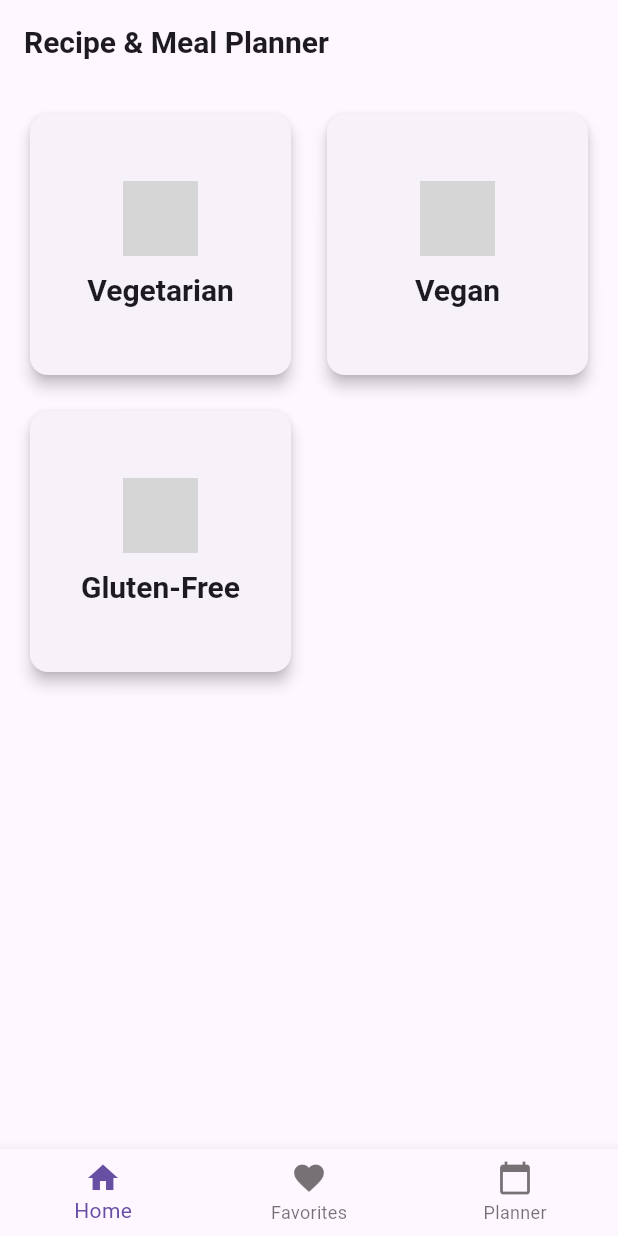
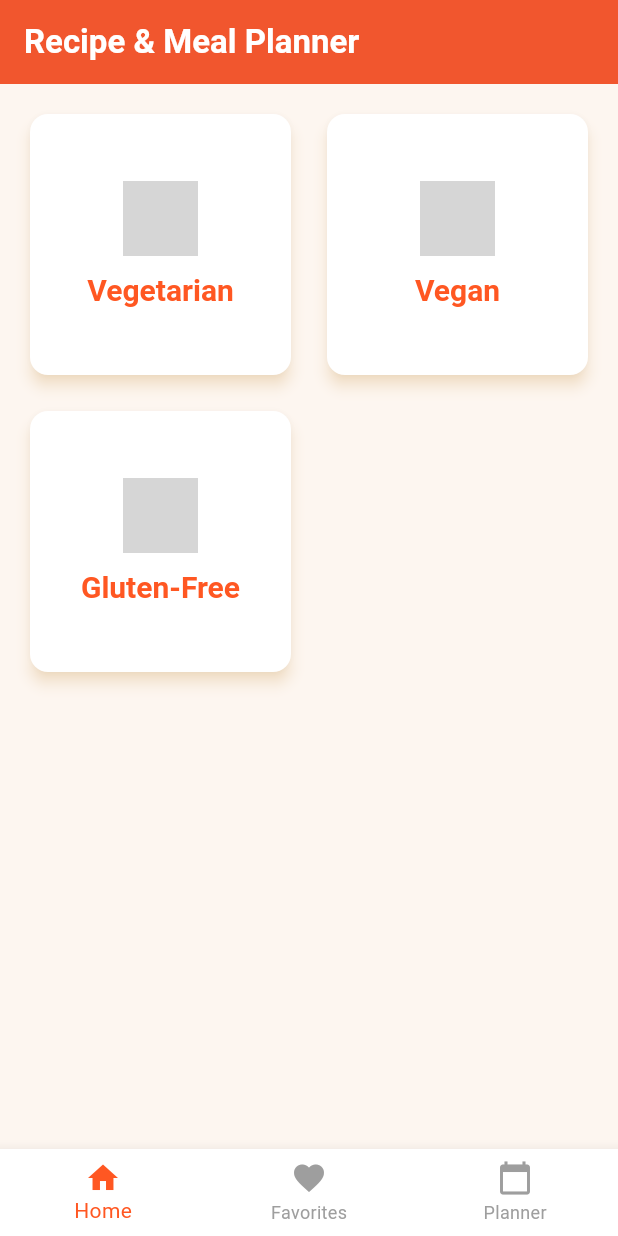
Before and after one commit to Adnan423/Project1Henry, a Flutter app: the screen it shows after launch, on a phone screen of 412 x 824 dp. Run offline on Flutter 3.47's test engine with Material 3 defaults, Android fonts, the light colour scheme and no system bars; grey boxes are pictures that could not be loaded.

Commit message:
adding color to app, rounding of some images, cleanup

```diff
--- a/lib/main.dart
+++ b/lib/main.dart
@@ -35,10 +35,39 @@ class RecipeApp extends StatelessWidget {
       debugShowCheckedModeBanner: false,
       title: 'Recipe & Meal Planner',
       theme: ThemeData(
-        primarySwatch: Colors.orange,
+        scaffoldBackgroundColor: Color(0xFFFDF6F0),
+        primarySwatch: Colors.deepOrange,
+        primaryColor: Colors.deepOrange,
+        appBarTheme: AppBarTheme(
+          backgroundColor: Colors.deepOrange,
+          titleTextStyle: TextStyle(
+            fontSize: 22,
+            fontWeight: FontWeight.bold,
+            color: Colors.white,
+          ),
+          iconTheme: IconThemeData(color: Colors.white),
+          elevation: 4,
+        ),
+        cardTheme: CardTheme(
+          color: Colors.white,
+          elevation: 4,
+          shadowColor: Colors.orange.withOpacity(0.3),
+          shape: RoundedRectangleBorder(
+            borderRadius: BorderRadius.circular(16),
+          ),
+        ),
         textTheme: TextTheme(
-          bodyMedium: TextStyle(fontSize: 16),
-          titleLarge: TextStyle(fontSize: 20, fontWeight: FontWeight.bold),
+          bodyMedium: TextStyle(fontSize: 16, color: Colors.black87),
+          titleLarge: TextStyle(fontSize: 20, fontWeight: FontWeight.bold, color: Colors.deepOrange),
+        ),
+        elevatedButtonTheme: ElevatedButtonThemeData(
+          style: ElevatedButton.styleFrom(
+            backgroundColor: Colors.deepOrange,
+            foregroundColor: Colors.white,
+            shape: RoundedRectangleBorder(
+              borderRadius: BorderRadius.circular(10),
+            ),
+          ),
         ),
       ),
       home: HomeScreen(),
@@ -84,12 +113,15 @@ class HomeScreen extends StatelessWidget {
                 child: Column(
                   mainAxisAlignment: MainAxisAlignment.center,
                   children: [
-                    Image.asset(
-                      category['image']!,
-                      height: 80,
-                      width: 80,
-                      fit: BoxFit.cover,
-                      errorBuilder: (_, __, ___) => Icon(Icons.image_not_supported, size: 50),
+                    ClipRRect(
+                      borderRadius: BorderRadius.circular(12),
+                      child: Image.asset(
+                        category['image']!,
+                        height: 80,
+                        width: 80,
+                        fit: BoxFit.cover,
+                        errorBuilder: (_, __, ___) => Icon(Icons.image_not_supported, size: 50),
+                      ),
                     ),
                     SizedBox(height: 10),
                     Text(category['title']!, style: Theme.of(context).textTheme.titleLarge),
@@ -101,6 +133,10 @@ class HomeScreen extends StatelessWidget {
         ),
       ),
       bottomNavigationBar: BottomNavigationBar(
+        backgroundColor: Colors.white,
+        selectedItemColor: Colors.deepOrange,
+        unselectedItemColor: Colors.grey,
+        currentIndex: 0, // Optional if you want highlighting
         items: const [
           BottomNavigationBarItem(icon: Icon(Icons.home), label: "Home"),
           BottomNavigationBarItem(icon: Icon(Icons.favorite), label: "Favorites"),
--- a/pubspec.yaml
+++ b/pubspec.yaml
@@ -34,6 +34,8 @@ dependencies:
   # The following adds the Cupertino Icons font to your application.
   # Use with the CupertinoIcons class for iOS style icons.
   cupertino_icons: ^1.0.8
+  flutter_native: ^0.1.0
+  splash: ^1.2.0
 
 dev_dependencies:
   flutter_test:
```
Also changed, not shown: pubspec.lock.
